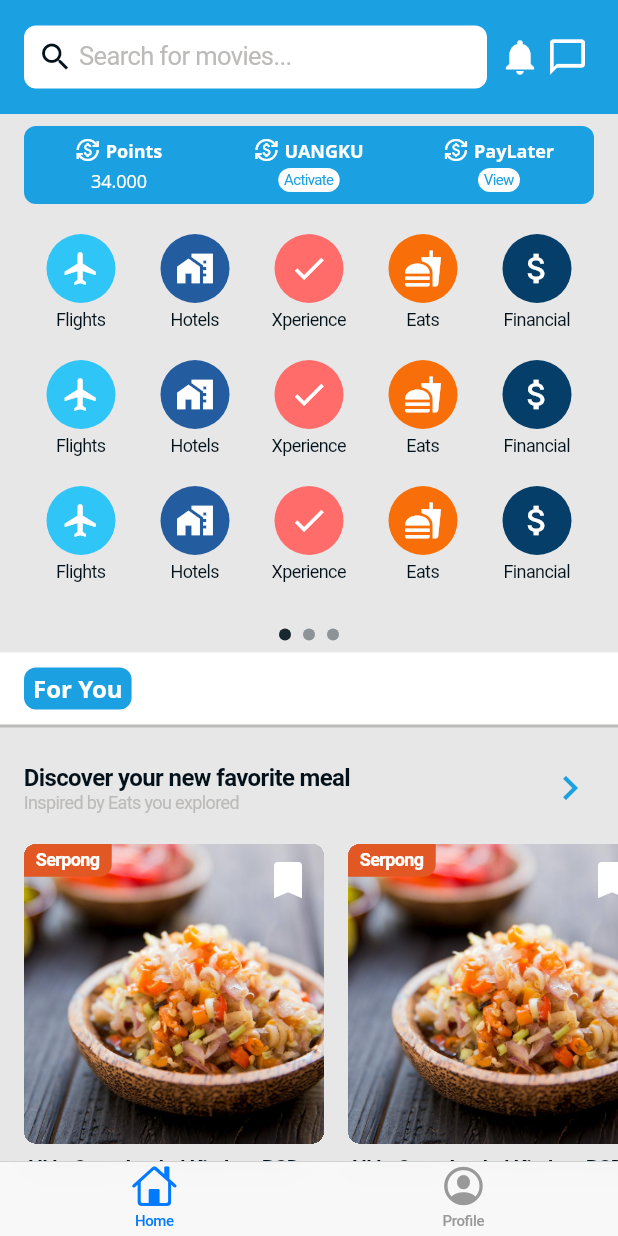
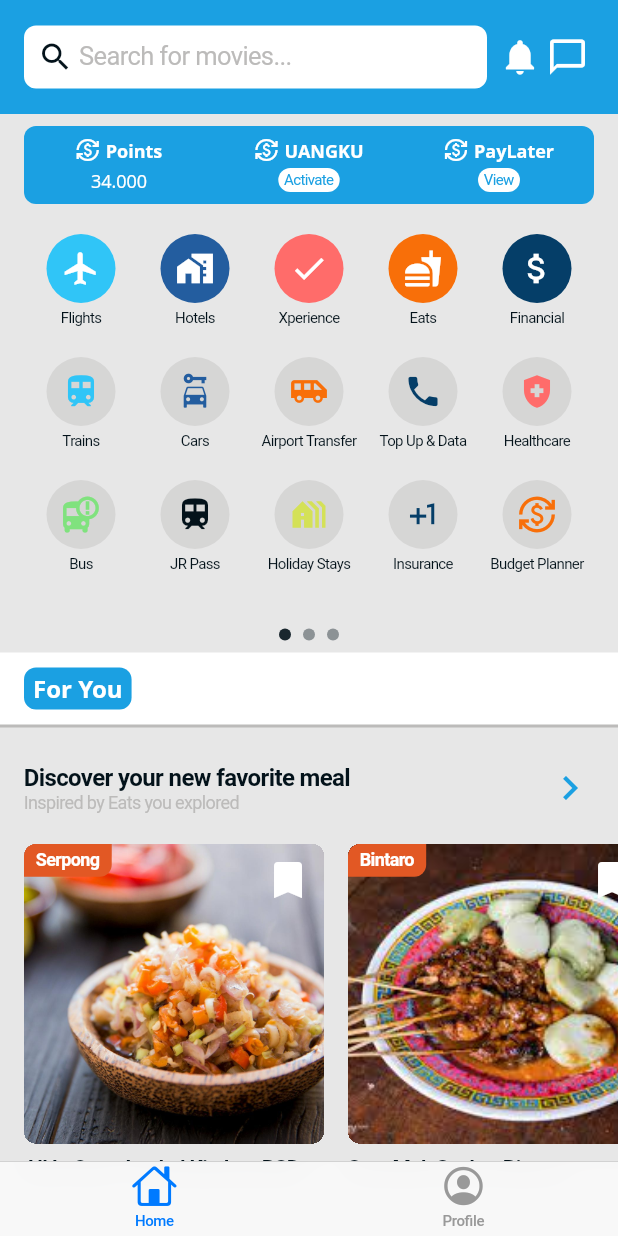
Before and after one commit to theodorusyoga/Flutter-Test-App, a Flutter app: the screen it shows after launch, on a phone screen of 412 x 824 dp. Run offline on Flutter 3.47's test engine with Material 2 defaults, Android fonts, the light colour scheme and no system bars; drawn by our look-alikes of carousel_slider, scroll_snap_list, sticky_headers; our stand-ins replace flutter_redux, flutter_spinkit, redux, redux_thunk.

Commit message:
Add README.md and finishing multiple assets and dummy data

```diff
--- a/lib/assets/colors.dart
+++ b/lib/assets/colors.dart
@@ -5,6 +5,7 @@ enum ColorName {
   basicBlue,
   primary,
   secondary,
+  tertiary,
   white,
   transparent,
   flightBlue,
@@ -13,12 +14,15 @@ enum ColorName {
   orangeEats,
   financialDarkBlue,
   orangeTooltip,
+  greenBus,
+  greenGrass
 }
 
 const Map<ColorName, Color> colors = {
   ColorName.basicBlue: Color.fromARGB(255, 27, 160, 226),
   ColorName.primary: Color.fromARGB(255, 3, 18, 26),
   ColorName.secondary: Color.fromARGB(255, 188, 187, 186),
+  ColorName.tertiary: Color.fromARGB(100, 188, 187, 186),
   ColorName.white: Color.fromARGB(255, 255, 255, 255),
   ColorName.transparent: Color.fromARGB(0, 0, 0, 0),
   ColorName.flightBlue: Color.fromARGB(255, 48, 197, 247),
@@ -27,4 +31,6 @@ const Map<ColorName, Color> colors = {
   ColorName.orangeEats: Color.fromARGB(255, 248, 111, 9),
   ColorName.financialDarkBlue: Color.fromARGB(255, 5, 62, 104),
   ColorName.orangeTooltip: Color.fromARGB(255, 226, 88, 36),
+  ColorName.greenBus: Color.fromARGB(255, 128, 226, 126),
+  ColorName.greenGrass: Color.fromARGB(255, 212, 225, 87)
 };
--- a/lib/mocks/explore_data.dart
+++ b/lib/mocks/explore_data.dart
@@ -15,27 +15,20 @@ var exploreMocks = <ExploreModel>[
           location: 'Serpong',
           imagePath: 'lib/assets/images/sambal_matah.jpg',
         ),
-        ExploreItemModel(
+         ExploreItemModel(
           id: 'uuid-example-2',
-          name: 'All In One - Lookal Kitchen BSD',
+          name: 'Sate Mak Syukur Bintaro',
           description: 'Indonesian',
-          location: 'Serpong',
-          imagePath: 'lib/assets/images/sambal_matah.jpg',
+          location: 'Bintaro',
+          imagePath: 'lib/assets/images/sate.jpg',
         ),
         ExploreItemModel(
           id: 'uuid-example-3',
-          name: 'All In One - Lookal Kitchen BSD',
+          name: 'Nasi Goreng Babah Rafi',
           description: 'Indonesian',
-          location: 'Serpong',
-          imagePath: 'lib/assets/images/sambal_matah.jpg',
+          location: 'Bintaro',
+          imagePath: 'lib/assets/images/mie_goreng.jpg',
         ),
-        ExploreItemModel(
-          id: 'uuid-example-4',
-          name: 'All In One - Lookal Kitchen BSD',
-          description: 'Indonesian',
-          location: 'Serpong',
-          imagePath: 'lib/assets/images/sambal_matah.jpg',
-        )
       ]),
   ExploreModel(
       title: 'Nearest COVID-19 test facilities',
@@ -46,64 +39,16 @@ var exploreMocks = <ExploreModel>[
           id: 'uuid-example-1',
           name: 'RSIA Bina Medika International',
           description: 'Hospital',
-          location: 'Bintaro',
-          imagePath: 'lib/assets/images/sambal_matah.jpg',
+          location: 'Serpong',
+          imagePath: 'lib/assets/images/hospital.jpg',
         ),
         ExploreItemModel(
           id: 'uuid-example-2',
-          name: 'RSIA Bina Medika International',
+          name: 'RS Premiere International',
           description: 'Hospital',
           location: 'Bintaro',
-          imagePath: 'lib/assets/images/sambal_matah.jpg',
+          imagePath: 'lib/assets/images/hospital_2.jpg',
         ),
-        ExploreItemModel(
-          id: 'uuid-example-3',
-          name: 'RSIA Bina Medika International',
-          description: 'Hospital',
-          location: 'Bintaro',
-          imagePath: 'lib/assets/images/sambal_matah.jpg',
-        ),
-        ExploreItemModel(
-          id: 'uuid-example-4',
-          name: 'RSIA Bina Medika International',
-          description: 'Hospital',
-          location: 'Bintaro',
-          imagePath: 'lib/assets/images/sambal_matah.jpg',
-        )
-      ]),
-  ExploreModel(
-      title: 'Discover your new favorite meal',
-      description: 'Inspired by Eats you explored',
-      onPressed: () {},
-      exploreItems: <ExploreItemModel>[
-        ExploreItemModel(
-          id: 'uuid-example-1',
-          name: 'All In One - Lookal Kitchen BSD',
-          description: 'Indonesian',
-          location: 'Serpong',
-          imagePath: 'lib/assets/images/sambal_matah.jpg',
-        ),
-        ExploreItemModel(
-          id: 'uuid-example-2',
-          name: 'All In One - Lookal Kitchen BSD',
-          description: 'Indonesian',
-          location: 'Serpong',
-          imagePath: 'lib/assets/images/sambal_matah.jpg',
-        ),
-        ExploreItemModel(
-          id: 'uuid-example-3',
-          name: 'All In One - Lookal Kitchen BSD',
-          description: 'Indonesian',
-          location: 'Serpong',
-          imagePath: 'lib/assets/images/sambal_matah.jpg',
-        ),
-        ExploreItemModel(
-          id: 'uuid-example-4',
-          name: 'All In One - Lookal Kitchen BSD',
-          description: 'Indonesian',
-          location: 'Serpong',
-          imagePath: 'lib/assets/images/sambal_matah.jpg',
-        )
       ]),
       ExploreModel(
       title: '',
@@ -153,17 +98,17 @@ var exploreMocks = <ExploreModel>[
         ),
         ExploreItemModel(
           id: 'uuid-example-2',
-          name: 'All In One - Lookal Kitchen BSD',
+          name: 'Sate Mak Syukur Bintaro',
           description: 'Indonesian',
-          location: 'Serpong',
-          imagePath: 'lib/assets/images/sambal_matah.jpg',
+          location: 'Bintaro',
+          imagePath: 'lib/assets/images/sate.jpg',
         ),
         ExploreItemModel(
           id: 'uuid-example-3',
-          name: 'All In One - Lookal Kitchen BSD',
+          name: 'Nasi Goreng Babah Rafi',
           description: 'Indonesian',
-          location: 'Serpong',
-          imagePath: 'lib/assets/images/sambal_matah.jpg',
+          location: 'Bintaro',
+          imagePath: 'lib/assets/images/nasi_goreng.jpg',
         ),
         ExploreItemModel(
           id: 'uuid-example-4',
--- a/lib/mocks/menu_data.dart
+++ b/lib/mocks/menu_data.dart
@@ -26,44 +26,54 @@ var menuMocks = <MenuModel>[
       bgColor: colors[ColorName.financialDarkBlue]),
   // DUPLICATED FOR SECOND ROW
   MenuModel(
-      icon: Icons.flight,
-      menuName: "Flights",
-      bgColor: colors[ColorName.flightBlue]),
+      icon: Icons.train,
+      menuName: "Trains",
+      iconColor: colors[ColorName.flightBlue],
+      bgColor: colors[ColorName.tertiary]),
   MenuModel(
-      icon: Icons.maps_home_work,
-      menuName: "Hotels",
-      bgColor: colors[ColorName.hotelDarkBlue]),
+      icon: Icons.car_rental,
+      menuName: "Cars",
+      iconColor: colors[ColorName.hotelDarkBlue],
+      bgColor: colors[ColorName.tertiary]),
   MenuModel(
-      icon: Icons.check,
-      menuName: "Xperience",
-      bgColor: colors[ColorName.xperiencePink]),
+      icon: Icons.airport_shuttle,
+      menuName: "Airport Transfer",
+      iconColor: colors[ColorName.orangeEats],
+      bgColor: colors[ColorName.tertiary]),
   MenuModel(
-      icon: Icons.fastfood,
-      menuName: "Eats",
-      bgColor: colors[ColorName.orangeEats]),
+      icon: Icons.phone,
+      menuName: "Top Up & Data",
+      iconColor: colors[ColorName.financialDarkBlue],
+      bgColor: colors[ColorName.tertiary]),
   MenuModel(
-      icon: Icons.attach_money,
-      menuName: "Financial",
-      bgColor: colors[ColorName.financialDarkBlue]),
+      icon: Icons.health_and_safety,
+      menuName: "Healthcare",
+      iconColor: colors[ColorName.xperiencePink],
+      bgColor: colors[ColorName.tertiary]),
   // DUPLICATED FOR THIRD ROW
   MenuModel(
-      icon: Icons.flight,
-      menuName: "Flights",
-      bgColor: colors[ColorName.flightBlue]),
+      icon: Icons.bus_alert,
+      menuName: "Bus",
+      iconColor: colors[ColorName.greenBus],
+      bgColor: colors[ColorName.tertiary]),
   MenuModel(
-      icon: Icons.maps_home_work,
-      menuName: "Hotels",
-      bgColor: colors[ColorName.hotelDarkBlue]),
+      icon: Icons.train_sharp,
+      menuName: "JR Pass",
+      iconColor: colors[ColorName.primary],
+      bgColor: colors[ColorName.tertiary]),
   MenuModel(
-      icon: Icons.check,
-      menuName: "Xperience",
-      bgColor: colors[ColorName.xperiencePink]),
+      icon: Icons.holiday_village,
+      menuName: "Holiday Stays",
+      iconColor: colors[ColorName.greenGrass],
+      bgColor: colors[ColorName.tertiary]),
   MenuModel(
-      icon: Icons.fastfood,
-      menuName: "Eats",
-      bgColor: colors[ColorName.orangeEats]),
+      icon: Icons.plus_one,
+      menuName: "Insurance",
+      iconColor: colors[ColorName.financialDarkBlue],
+      bgColor: colors[ColorName.tertiary]),
   MenuModel(
-      icon: Icons.attach_money,
-      menuName: "Financial",
-      bgColor: colors[ColorName.financialDarkBlue])
+      icon: Icons.currency_exchange,
+      menuName: "Budget Planner",
+      iconColor: colors[ColorName.orangeEats],
+      bgColor: colors[ColorName.tertiary]),
 ];
--- a/lib/model/menu_model.dart
+++ b/lib/model/menu_model.dart
@@ -5,8 +5,9 @@ class MenuModel {
   IconData icon;
   String menuName;
   Color? bgColor = colors[ColorName.primary];
+  Color? iconColor;
   bool? isNew = false;
 
   MenuModel(
-      {required this.icon, required this.menuName, this.bgColor, this.isNew });
+      {required this.icon, required this.menuName, this.bgColor, this.isNew, this.iconColor});
 }
--- a/lib/view/home/explore/components/explore_item.dart
+++ b/lib/view/home/explore/components/explore_item.dart
@@ -53,6 +53,8 @@ class ExploreItem extends StatelessWidget {
           Image.asset(
             exploreItem.imagePath,
             width: imageSize,
+            height: imageSize,
+            fit: BoxFit.cover,
           ),
           _imageTop,
         ],
--- a/lib/view/home/explore/explore.dart
+++ b/lib/view/home/explore/explore.dart
@@ -46,7 +46,7 @@ class Explore extends StatelessWidget {
 
     return Column(
       children: [
-        explore.title != "" && explore.description != "" ?
+        explore.title != "" || explore.description != "" ?
         Container(
           child: ExploreTitle(
               title: explore.title,
--- a/lib/view/home/home.dart
+++ b/lib/view/home/home.dart
@@ -62,7 +62,7 @@ class _HomeState extends State<Home> {
 
     final _styles = HomeStyles();
 
-    final _explores = [0, 1, 2].map((index) => Explore(index: index)).toList();
+    final _explores = [0, 1].map((index) => Explore(index: index)).toList();
 
     final _contents = [
       Points(),
--- a/lib/view/home/menu/menuitem.dart
+++ b/lib/view/home/menu/menuitem.dart
@@ -39,7 +39,7 @@ class MenuItem extends StatelessWidget {
     final _iconImage = Container(
       child: Center(
           child:
-              Icon(menuModel.icon, size: 26, color: colors[ColorName.white])),
+              Icon(menuModel.icon, size: 26, color: menuModel.iconColor ?? colors[ColorName.white])),
       width: iconSize,
       height: iconSize,
       decoration: _styles.imageBoxDecoration(menuModel.bgColor),
@@ -51,7 +51,7 @@ class MenuItem extends StatelessWidget {
             children: [
               _iconImage,
               const SizedBox(height: 4),
-              Text(menuModel.menuName, style: regularTextStyle)
+              Text(menuModel.menuName, style: _styles.menuItemTextStyle, textAlign: TextAlign.center,)
             ],
           ),
           onPressed: () => onMenuItemPressed(),
--- a/lib/view/home/menu/styles.dart
+++ b/lib/view/home/menu/styles.dart
@@ -1,6 +1,7 @@
 import 'package:carousel_slider/carousel_slider.dart';
 import 'package:flutter/material.dart';
 
+import '../../../assets/fonts.dart';
 import '../../../assets/colors.dart';
 
 class MenuStyles {
@@ -12,6 +13,8 @@ class MenuStyles {
 
   final EdgeInsetsGeometry menuItemPadding = const EdgeInsets.only(top: 4);
   final EdgeInsetsGeometry buttonMenuItemPadding = const EdgeInsets.all(0);
+  final TextStyle menuItemTextStyle =
+      regularTextStyle.merge(const TextStyle(fontSize: 10));
   // END OF MENU ITEM
 
   // MENU
--- a/lib/view/search/search.dart
+++ b/lib/view/search/search.dart
@@ -17,7 +17,7 @@ class Search extends StatelessWidget {
 
   @override
   Widget build(BuildContext context) {
-    final _explores = [4, 5].map((index) => Explore(index: index)).toList();
+    final _explores = [3].map((index) => Explore(index: index)).toList();
 
     return MainView(
         store: store,
--- a/pubspec.yaml
+++ b/pubspec.yaml
@@ -67,6 +67,10 @@ flutter:
   # To add assets to your application, add an assets section, like this:
   assets:
     - lib/assets/images/sambal_matah.jpg
+    - lib/assets/images/sate.jpg
+    - lib/assets/images/mie_goreng.jpg
+    - lib/assets/images/hospital.jpg
+    - lib/assets/images/hospital_2.jpg
 
   # An image asset can refer to one or more resolution-specific "variants", see
   # https://flutter.dev/assets-and-images/#resolution-aware.
```
Also changed, not shown: lib/assets/images/hospital.jpg (added), lib/assets/images/hospital_2.jpg (added), lib/assets/images/mie_goreng.jpg (added), lib/assets/images/sate.jpg (added), 1 other file.
